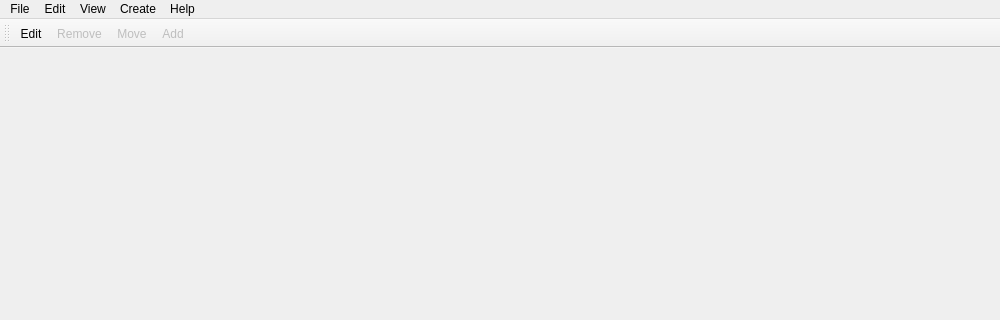
Old version of the form editors/merkaartor/MainWindow.ui in the repository openstreetmap/svn-archive; both pictures show x 0 to 1000 and y 0 to 320 of the 1000 by 600 pixel window.
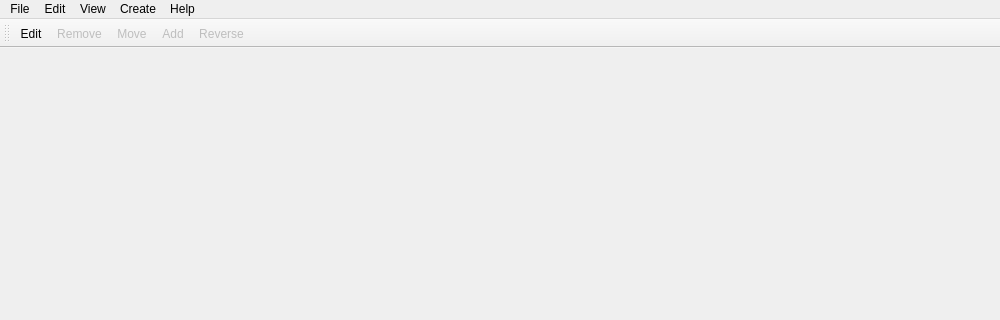
New version of the form. Icons and pictures are not drawn.

```diff
--- a/editors/merkaartor/MainWindow.ui
+++ b/editors/merkaartor/MainWindow.ui
@@ -87,6 +87,7 @@
    <addaction name="editRemoveAction" />
    <addaction name="editMoveAction" />
    <addaction name="editAddAction" />
+   <addaction name="editReverseAction" />
   </widget>
   <action name="fileQuitAction" >
    <property name="text" >
@@ -260,6 +261,17 @@
     <string>Node</string>
    </property>
   </action>
+  <action name="editReverseAction" >
+   <property name="enabled" >
+    <bool>false</bool>
+   </property>
+   <property name="icon" >
+    <iconset resource="Icons/AllIcons.qrc" >:/Icons/reverse.xpm</iconset>
+   </property>
+   <property name="text" >
+    <string>Reverse</string>
+   </property>
+  </action>
  </widget>
  <resources>
   <include location="Icons/AllIcons.qrc" />
```
